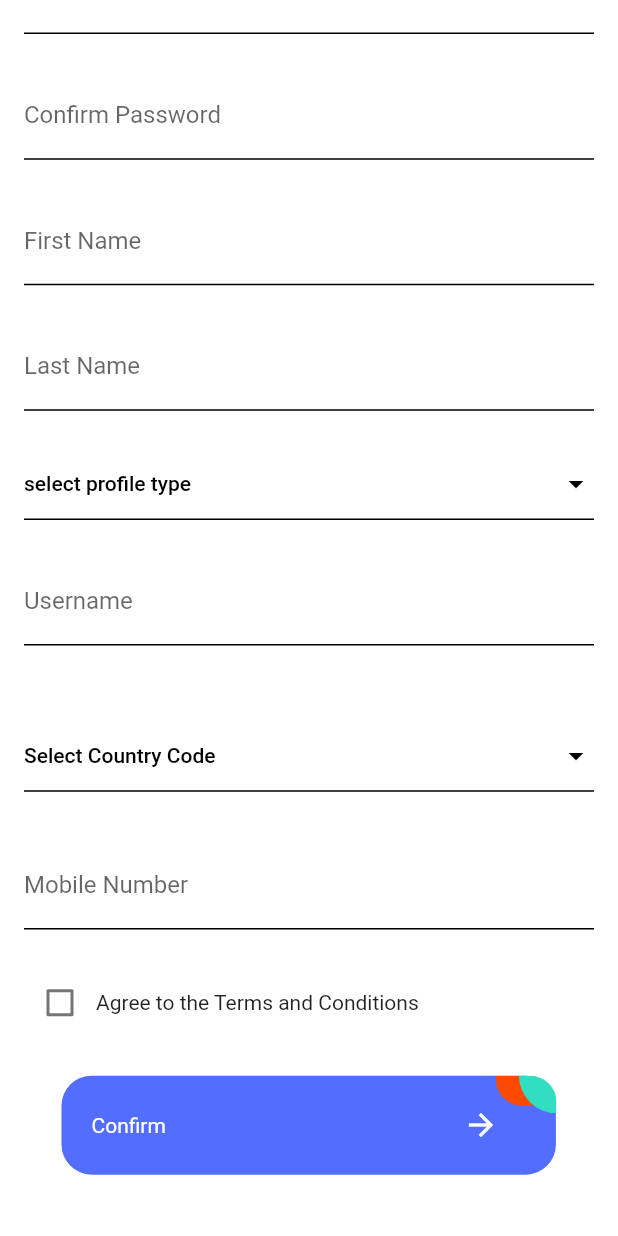
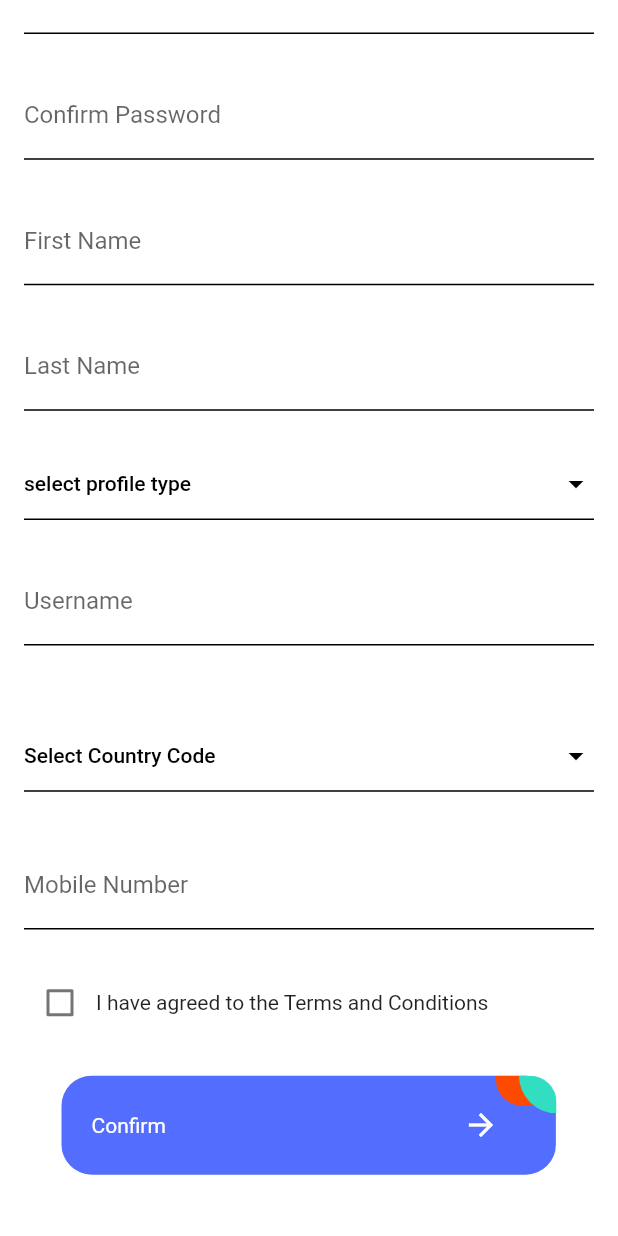
Before and after one commit to abdulmannankh21/Fin_Tech_App_in_Bloc, a Flutter app: the Registration screen opened directly, scrolled down 523 dp, on a phone screen of 412 x 824 dp. Run offline on Flutter 3.47's test engine with Material 2 defaults, Android fonts, the light colour scheme and no system bars; our stand-ins replace auto_size_text, bloc, carousel_slider, country_code_picker, dio, equatable and 13 more; missing offline and left inert: barcode_scan2, flutter_share; accounts and stored records are empty; generated files the repository leaves out were written again.

Commit message:
checkbox changed

```diff
--- a/lib/user/registeration/registration.dart
+++ b/lib/user/registeration/registration.dart
@@ -32,7 +32,7 @@ class _RegistrationState extends State<Registration> {
   String _selectedCountryCode = '';
   String _selectedCountryDialCode ='';
   String _selectedCountry ='';
-  bool agree = true;
+  bool agree = false;
 
   late BuildContext myContext;
   List<CountriesCode> list =[];
@@ -276,13 +276,13 @@ class _RegistrationState extends State<Registration> {
                               Row(
                                 children: [
                                   Checkbox(
-                                      value: false,checkColor: Colors.greenAccent,
+                                      value: agree,checkColor: Colors.greenAccent,
                                   activeColor: Colors.blue,   onChanged: (value) {
                                     setState(() {
                                       agree = value!;
                                     });
                                   }),
-                                  const Text("Agree to the Terms and Conditions")
+                                  const Text("I have agreed to the Terms and Conditions")
                                 ],
                               ),
                               SizedBox(height: _size.height * 0.03),
```
